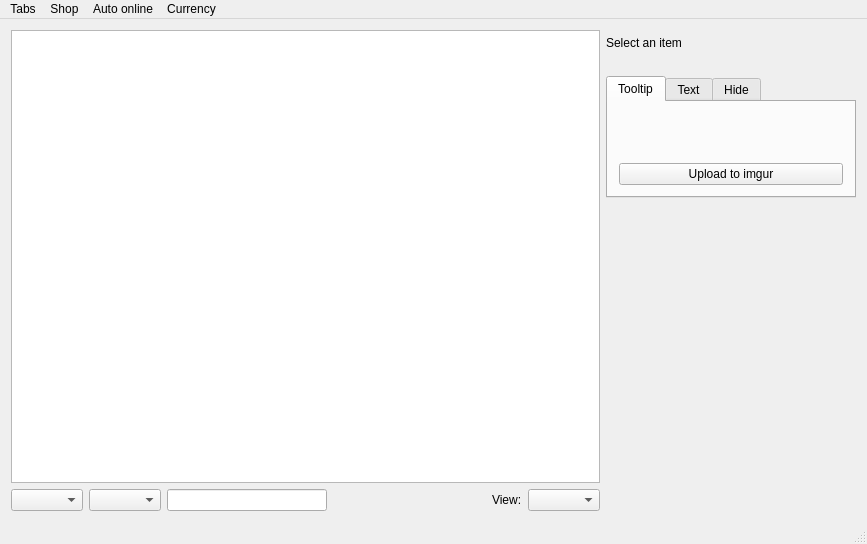
This is forms/mainwindow.ui in xyzz/acquisition as Qt 5 draws it before an edit. The edited form follows.
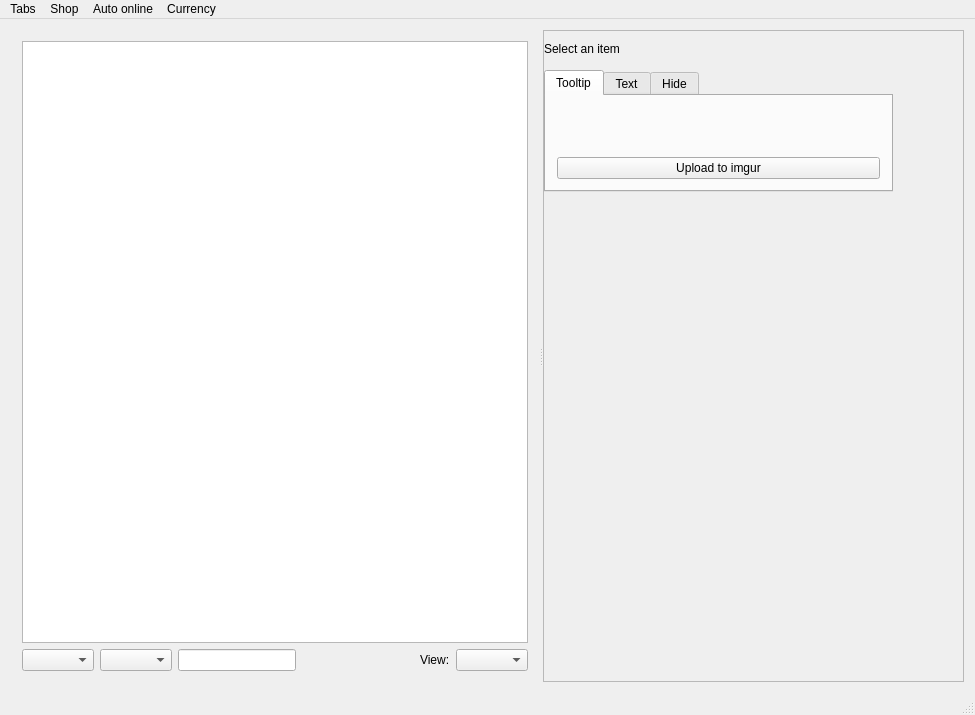
This is the edited form.

Commit message:
Use QSplitter to manage mainwindow sections
Wrap item layout in QScrollArea

```diff
--- a/forms/mainwindow.ui
+++ b/forms/mainwindow.ui
@@ -6,26 +6,23 @@
    <rect>
     <x>0</x>
     <y>0</y>
-    <width>867</width>
-    <height>544</height>
+    <width>975</width>
+    <height>715</height>
    </rect>
   </property>
   <property name="windowTitle">
    <string>Acquisition</string>
   </property>
   <widget class="QWidget" name="centralWidget">
-   <layout class="QGridLayout" name="gridLayout">
+   <layout class="QGridLayout" name="gridLayout_2">
     <item row="0" column="0">
      <layout class="QVBoxLayout" name="mainLayout">
       <item>
-       <layout class="QHBoxLayout" name="horizontalLayout_2">
-        <property name="leftMargin">
-         <number>0</number>
+       <widget class="QSplitter" name="horizontalLayout_2">
+        <property name="orientation">
+         <enum>Qt::Horizontal</enum>
         </property>
-        <property name="topMargin">
-         <number>0</number>
-        </property>
-        <item>
+        <widget class="QWidget" name="layoutWidget">
          <layout class="QVBoxLayout" name="itemListAndSearchFormLayout">
           <item>
            <widget class="QTreeView" name="treeView"/>
@@ -67,9 +64,32 @@
            </layout>
           </item>
          </layout>
-        </item>
-        <item>
+        </widget>
+        <widget class="QScrollArea" name="scrollArea">
+         <widget class="QWidget" name="scrollAreaWidgetContents">
+          <property name="geometry">
+           <rect>
+            <x>0</x>
+            <y>0</y>
+            <width>349</width>
+            <height>638</height>
+           </rect>
+          </property>
+          <layout class="QGridLayout" name="gridLayout">
+           <property name="leftMargin">
+            <number>0</number>
+           </property>
+           <property name="topMargin">
+            <number>11</number>
+           </property>
+           <property name="rightMargin">
+            <number>0</number>
+           </property>
+           <item row="0" column="0">
          <layout class="QVBoxLayout" name="itemLayout">
+             <property name="spacing">
+              <number>0</number>
+             </property>
           <item>
            <widget class="QWidget" name="widget" native="true">
             <property name="minimumSize">
@@ -263,6 +283,9 @@
          </layout>
         </item>
        </layout>
+         </widget>
+        </widget>
+       </widget>
       </item>
      </layout>
     </item>
@@ -273,7 +296,7 @@
     <rect>
      <x>0</x>
      <y>0</y>
-     <width>867</width>
+     <width>975</width>
      <height>26</height>
     </rect>
    </property>
```
Lines whose indentation alone changed are shown as unchanged. The commit also changes 1 other file.
